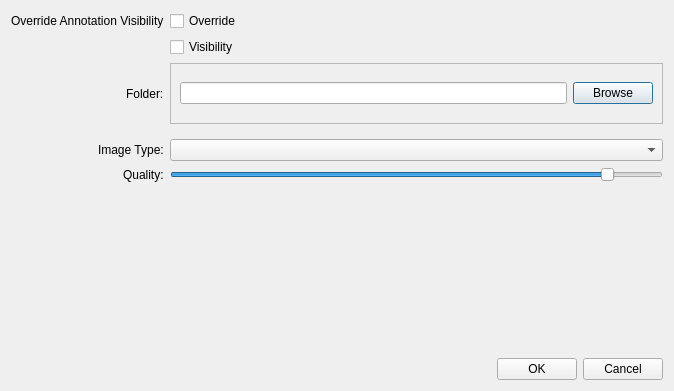
First picture: the form in qt_ui/DialogScreenshotExport.ui, repository FilmColors/VIAN, before the edit.
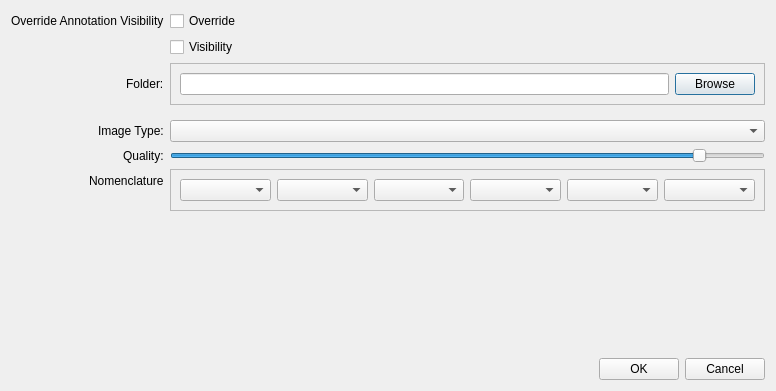
Second picture: the form after the edit.

Commit message: Screenshot Exporter

Diff of the .ui file:
```diff
--- a/qt_ui/DialogScreenshotExport.ui
+++ b/qt_ui/DialogScreenshotExport.ui
@@ -6,7 +6,7 @@
    <rect>
     <x>0</x>
     <y>0</y>
-    <width>674</width>
+    <width>776</width>
     <height>391</height>
    </rect>
   </property>
@@ -119,6 +119,43 @@
        </property>
       </widget>
      </item>
+     <item row="6" column="1">
+      <widget class="QFrame" name="frame_naming_convention">
+       <property name="frameShape">
+        <enum>QFrame::StyledPanel</enum>
+       </property>
+       <property name="frameShadow">
+        <enum>QFrame::Raised</enum>
+       </property>
+       <layout class="QHBoxLayout" name="horizontalLayout_3">
+        <item>
+         <widget class="QComboBox" name="cB_Naming1"/>
+        </item>
+        <item>
+         <widget class="QComboBox" name="cB_Naming2"/>
+        </item>
+        <item>
+         <widget class="QComboBox" name="cB_Naming3"/>
+        </item>
+        <item>
+         <widget class="QComboBox" name="cB_Naming4"/>
+        </item>
+        <item>
+         <widget class="QComboBox" name="cB_Naming5"/>
+        </item>
+        <item>
+         <widget class="QComboBox" name="cB_Naming6"/>
+        </item>
+       </layout>
+      </widget>
+     </item>
+     <item row="6" column="0">
+      <widget class="QLabel" name="label_3">
+       <property name="text">
+        <string>Nomenclature</string>
+       </property>
+      </widget>
+     </item>
     </layout>
    </item>
    <item>
```
The commit also changes 14 other files.
